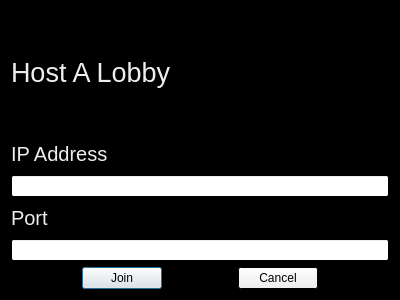
This is DodgeBall/hostlobbydialog.ui in demolition18956/DodgeBall-Game as Qt 5 draws it before an edit. The edited form follows.
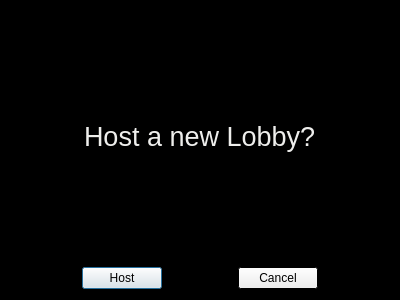
This is the edited form.

```diff
--- a/DodgeBall/hostlobbydialog.ui
+++ b/DodgeBall/hostlobbydialog.ui
@@ -77,112 +77,24 @@
   <property name="windowTitle">
    <string>Dialog</string>
   </property>
-  <layout class="QVBoxLayout" name="verticalLayout_2">
+  <layout class="QVBoxLayout" name="verticalLayout">
    <item>
-    <widget class="QLabel" name="label">
-     <property name="palette">
-      <palette>
-       <active>
-        <colorrole role="WindowText">
-         <brush brushstyle="SolidPattern">
-          <color alpha="255">
-           <red>238</red>
-           <green>238</green>
-           <blue>236</blue>
-          </color>
-         </brush>
-        </colorrole>
-       </active>
-       <inactive>
-        <colorrole role="WindowText">
-         <brush brushstyle="SolidPattern">
-          <color alpha="255">
-           <red>238</red>
-           <green>238</green>
-           <blue>236</blue>
-          </color>
-         </brush>
-        </colorrole>
-       </inactive>
-       <disabled>
-        <colorrole role="WindowText">
-         <brush brushstyle="SolidPattern">
-          <color alpha="255">
-           <red>190</red>
-           <green>190</green>
-           <blue>190</blue>
-          </color>
-         </brush>
-        </colorrole>
-       </disabled>
-      </palette>
-     </property>
-     <property name="font">
-      <font>
-       <pointsize>20</pointsize>
-      </font>
-     </property>
-     <property name="text">
-      <string>Host A Lobby</string>
-     </property>
-    </widget>
-   </item>
-   <item>
-    <layout class="QVBoxLayout" name="verticalLayout">
+    <layout class="QHBoxLayout" name="horizontalLayout_2">
      <item>
-      <widget class="QLabel" name="label_2">
-       <property name="palette">
-        <palette>
-         <active>
-          <colorrole role="WindowText">
-           <brush brushstyle="SolidPattern">
-            <color alpha="255">
-             <red>238</red>
-             <green>238</green>
-             <blue>236</blue>
-            </color>
-           </brush>
-          </colorrole>
-         </active>
-         <inactive>
-          <colorrole role="WindowText">
-           <brush brushstyle="SolidPattern">
-            <color alpha="255">
-             <red>238</red>
-             <green>238</green>
-             <blue>236</blue>
-            </color>
-           </brush>
-          </colorrole>
-         </inactive>
-         <disabled>
-          <colorrole role="WindowText">
-           <brush brushstyle="SolidPattern">
-            <color alpha="255">
-             <red>190</red>
-             <green>190</green>
-             <blue>190</blue>
-            </color>
-           </brush>
-          </colorrole>
-         </disabled>
-        </palette>
+      <spacer name="horizontalSpacer_4">
+       <property name="orientation">
+        <enum>Qt::Horizontal</enum>
        </property>
-       <property name="font">
-        <font>
-         <pointsize>15</pointsize>
-        </font>
+       <property name="sizeHint" stdset="0">
+        <size>
+         <width>68</width>
+         <height>20</height>
+        </size>
        </property>
-       <property name="text">
-        <string>IP Address</string>
-       </property>
-      </widget>
+      </spacer>
      </item>
      <item>
-      <widget class="QLineEdit" name="ipEdit"/>
-     </item>
-     <item>
-      <widget class="QLabel" name="label_3">
+      <widget class="QLabel" name="label">
        <property name="palette">
         <palette>
          <active>
@@ -222,16 +134,26 @@
        </property>
        <property name="font">
         <font>
-         <pointsize>15</pointsize>
+         <pointsize>20</pointsize>
         </font>
        </property>
        <property name="text">
-        <string>Port</string>
+        <string>Host a new Lobby?</string>
        </property>
       </widget>
      </item>
      <item>
-      <widget class="QLineEdit" name="portEdit"/>
+      <spacer name="horizontalSpacer_5">
+       <property name="orientation">
+        <enum>Qt::Horizontal</enum>
+       </property>
+       <property name="sizeHint" stdset="0">
+        <size>
+         <width>68</width>
+         <height>20</height>
+        </size>
+       </property>
+      </spacer>
      </item>
     </layout>
    </item>
@@ -253,7 +175,7 @@
      <item>
       <widget class="QPushButton" name="joinButton">
        <property name="text">
-        <string>Join</string>
+        <string>Host</string>
        </property>
       </widget>
      </item>
```
